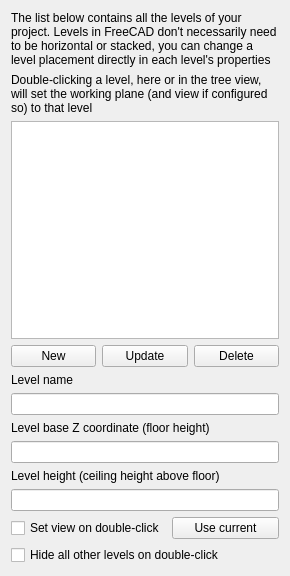
Old version of the form dialogLevels.ui in the repository yorikvanhavre/BIM_Workbench.
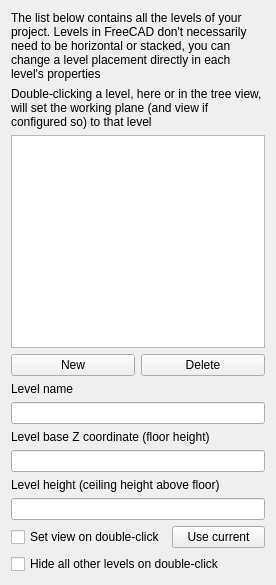
New version of the form. Icons and pictures are not drawn. Custom widgets are drawn as their Qt base class.

Commit message: Implemented levels dialog

```diff
--- a/dialogLevels.ui
+++ b/dialogLevels.ui
@@ -6,8 +6,8 @@
    <rect>
     <x>0</x>
     <y>0</y>
-    <width>290</width>
-    <height>576</height>
+    <width>276</width>
+    <height>585</height>
    </rect>
   </property>
   <property name="windowTitle">
@@ -35,13 +35,38 @@
     </widget>
    </item>
    <item>
-    <widget class="QListWidget" name="levels">
-     <property name="toolTip">
-      <string>The list of levels found in the active document</string>
+    <widget class="QTreeWidget" name="levels">
+     <property name="selectionMode">
+      <enum>QAbstractItemView::SingleSelection</enum>
      </property>
-     <property name="movement">
-      <enum>QListView::Static</enum>
+     <property name="allColumnsShowFocus">
+      <bool>false</bool>
      </property>
+     <property name="wordWrap">
+      <bool>true</bool>
+     </property>
+     <property name="columnCount">
+      <number>2</number>
+     </property>
+     <attribute name="headerVisible">
+      <bool>false</bool>
+     </attribute>
+     <attribute name="headerCascadingSectionResizes">
+      <bool>true</bool>
+     </attribute>
+     <attribute name="headerDefaultSectionSize">
+      <number>100</number>
+     </attribute>
+     <column>
+      <property name="text">
+       <string>Level</string>
+      </property>
+     </column>
+     <column>
+      <property name="text">
+       <string>Height</string>
+      </property>
+     </column>
     </widget>
    </item>
    <item>
@@ -61,21 +86,6 @@
        </property>
       </widget>
      </item>
-     <item>
-      <widget class="QPushButton" name="buttonUpdate">
-       <property name="toolTip">
-        <string>Gives the values entered below to all selected levels</string>
-       </property>
-       <property name="text">
-        <string>Update</string>
-       </property>
-       <property name="icon">
-        <iconset theme="reload">
-         <normaloff/>
-        </iconset>
-       </property>
-      </widget>
-     </item>
      <item>
       <widget class="QPushButton" name="buttonDelete">
        <property name="toolTip">
@@ -144,7 +154,7 @@
    <item>
     <layout class="QHBoxLayout" name="horizontalLayout_2">
      <item>
-      <widget class="QCheckBox" name="checkBox">
+      <widget class="QCheckBox" name="restoreView">
        <property name="toolTip">
         <string>Check this to make the level adopt a stored view angle when double-clicked</string>
        </property>
@@ -154,7 +164,7 @@
       </widget>
      </item>
      <item>
-      <widget class="QPushButton" name="pushButton">
+      <widget class="QPushButton" name="buttonStore">
        <property name="toolTip">
         <string>Stores the current view angle to the selected levels</string>
        </property>
@@ -166,7 +176,7 @@
     </layout>
    </item>
    <item>
-    <widget class="QCheckBox" name="checkBox_2">
+    <widget class="QCheckBox" name="restoreState">
      <property name="toolTip">
       <string>Check this to make this level hide all other levels when double-clicked</string>
      </property>
```
The commit also changes 2 other files.
